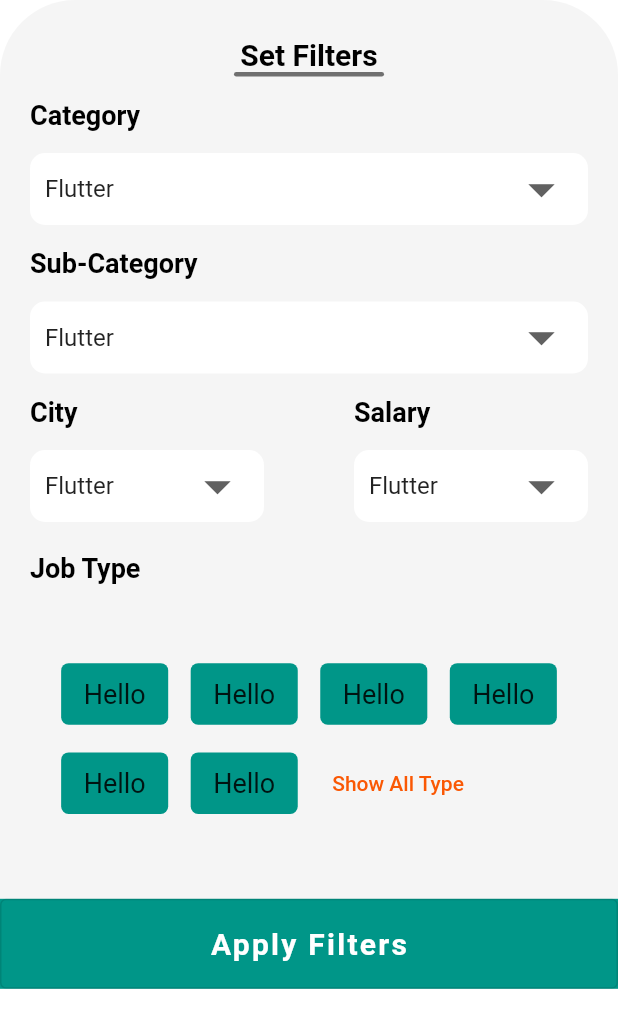
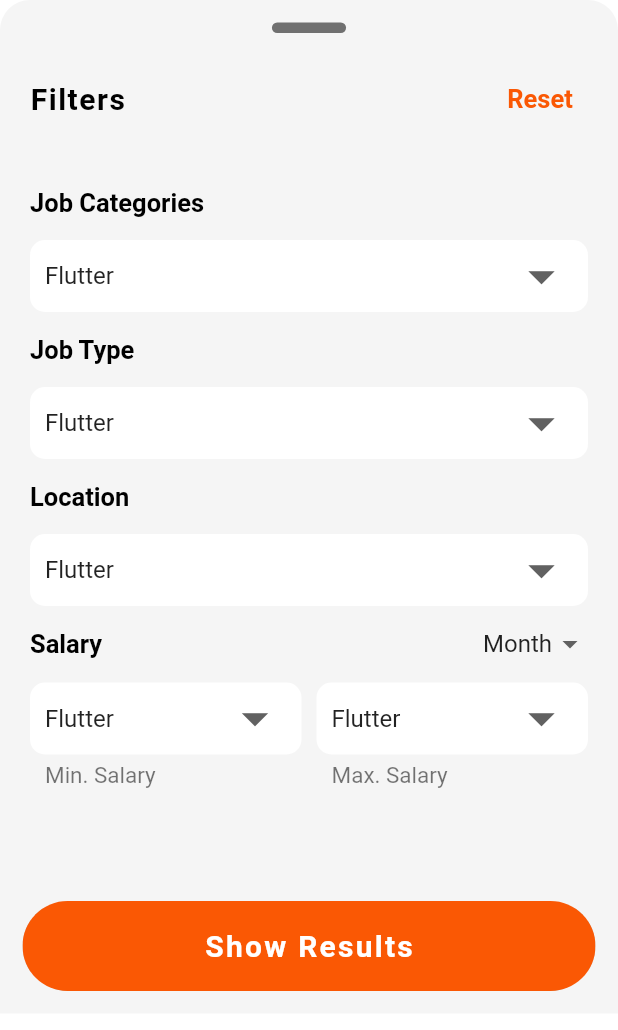
Before and after one commit to thetooaung07/job-portal, a Flutter app: the FilterBottomSheet widget shown alone on an empty page, opened directly, on a phone screen of 412 x 824 dp. Shown: the top 1030 px of the screen. Run offline on Flutter 3.47's test engine with Material 2 defaults, Android fonts, the phone set to English and light mode, and no system bars; our stand-ins replace flutter_svg, get; Roboto replaces fonts that are missing (Circular).

Commit message:
style Filter bottomSheet

```diff
--- a/lib/TODO.txt
+++ b/lib/TODO.txt
@@ -1,9 +1,9 @@
 Main Page > Top Company Card Shadow Radius blur etc. > done
 continue tab_bar in job_details page. > done
-
+Change Icon and title > done
 
 
 
 
 Last Update
-- HomePage Wrapper with animated Container
+- HomePage Wrapper with animated Container > undo
--- a/lib/binding/searchpage_binding.dart
+++ b/lib/binding/searchpage_binding.dart
@@ -5,6 +5,6 @@ class SearchPageBinding extends Bindings {
   @override
   void dependencies() {
     // TODO: implement dependencies
-    Get.put(() => SearchTitleController());
+    // Get.put(() => SearchTitleController());
   }
 }
--- a/lib/controller/search_title_controller.dart
+++ b/lib/controller/search_title_controller.dart
@@ -1,11 +1,19 @@
+import 'package:flutter/cupertino.dart';
 import 'package:get/get.dart';
 
 class SearchTitleController extends GetxController {
   RxString searchTitle = "".obs;
 
+  final TextEditingController textEditingController =
+      new TextEditingController();
+
+  void clearText() {
+    searchTitle.value = "";
+    textEditingController.text = "";
+  }
+
   void getTitleFromSearchBar(String title) {
     searchTitle.value = title;
-
     update();
   }
 }
--- a/lib/routes/routes.dart
+++ b/lib/routes/routes.dart
@@ -30,7 +30,7 @@ class RouteNames {
 routes() => [
       GetPage(
         name: RouteNames.home,
-        binding: HomePageBinding(),
+        // binding: HomePageBinding(),
         page: () => const HomePage(),
       ),
       GetPage(
--- a/lib/view/job_details_page.dart
+++ b/lib/view/job_details_page.dart
@@ -60,7 +60,8 @@ class JobDetailsPage extends StatelessWidget {
           padding: EdgeInsets.symmetric(horizontal: Get.width * 0.01),
           child: ApplyNowBtn(),
         ),
-        ));
+      ),
+    );
   }
 }
 
--- a/lib/view/search_page/filter_bottom_sheet.dart
+++ b/lib/view/search_page/filter_bottom_sheet.dart
@@ -18,12 +18,12 @@ class FilterBottomSheet extends StatelessWidget {
   Widget build(BuildContext context) {
     return Container(
       width: Get.width,
-      height: Get.height * 0.8,
+      height: Get.height * 0.82,
       decoration: BoxDecoration(
         color: themeBgColor,
         borderRadius: BorderRadius.only(
-          topLeft: Radius.circular(50),
-          topRight: Radius.circular(50),
+          topLeft: Radius.circular(20),
+          topRight: Radius.circular(20),
         ),
       ),
       child: Padding(
@@ -34,86 +34,120 @@ class FilterBottomSheet extends StatelessWidget {
           mainAxisSize: MainAxisSize.min,
           crossAxisAlignment: CrossAxisAlignment.start,
           children: [
-            const SizedBox(
-              height: 10,
-            ),
-            Align(
-              alignment: Alignment.center,
-              child: Text(
-                "Set Filters",
-                style: kHeaderTextStyle,
-              ),
-            ),
             Align(
               child: Container(
-                width: 100,
-                height: 3,
+                width: Get.width * 0.12,
+                height: 7,
                 decoration: BoxDecoration(
                     color: Colors.black54,
                     borderRadius: BorderRadius.circular(10)),
               ),
             ),
-            LabelDropDownBtn(
-              label: "Category",
+            Padding(
+              padding: const EdgeInsets.all(20),
+              child: Row(
+                mainAxisAlignment: MainAxisAlignment.spaceBetween,
+                children: [
+                  Text(
+                    "Filters",
+                    style: kHeaderTextStyle.copyWith(letterSpacing: 1),
+                  ),
+                  TextButton(
+                    onPressed: () {},
+                    child: Text(
+                      "Reset",
+                      style: kLabelTextStyle.copyWith(
+                          color: kPrimaryRedColor, fontSize: 17),
+                    ),
+                  ),
+                ],
+              ),
             ),
             LabelDropDownBtn(
-              label: "Sub-Category",
+              label: "Job Categories",
+            ),
+            LabelDropDownBtn(
+              label: "Job Type",
+            ),
+            LabelDropDownBtn(label: "Location"),
+            Padding(
+              padding:
+                  const EdgeInsets.symmetric(horizontal: 20.0, vertical: 1),
+              child: Row(
+                mainAxisAlignment: MainAxisAlignment.spaceBetween,
+                children: [
+                  Text(
+                    "Salary",
+                    style: kLabelTextStyle.copyWith(fontSize: 17),
+                  ),
+                  DropdownButton(
+                    underline: SizedBox(),
+                    value: "a",
+                    items: [
+                      DropdownMenuItem(value: "a", child: Text("Month")),
+                      DropdownMenuItem(value: "b", child: Text("Year"))
+                    ],
+                    onChanged: (_) {},
+                  )
+                ],
+              ),
             ),
             Row(
               mainAxisAlignment: MainAxisAlignment.spaceBetween,
               children: [
-                Flexible(child: LabelDropDownBtn(label: "City")),
+                Flexible(
+                    child: Column(
+                  crossAxisAlignment: CrossAxisAlignment.start,
+                  children: [
+                    LabelDropDownBtn(
+                      padding: EdgeInsets.only(left: 20),
+                    ),
+                    Padding(
+                      padding: EdgeInsets.only(left: 30, top: 5),
+                      child: Text(
+                        "Min. Salary",
+                        style: kBulletListTextStyle.copyWith(
+                            color: Colors.black54),
+                      ),
+                    ),
+                  ],
+                )),
                 SizedBox(
-                  width: 20,
+                  width: 10,
                 ),
-                Flexible(child: LabelDropDownBtn(label: "Salary")),
+                Flexible(
+                    child: Column(
+                  crossAxisAlignment: CrossAxisAlignment.start,
+                  children: [
+                    LabelDropDownBtn(
+                      padding: EdgeInsets.only(right: 20),
+                    ),
+                    Padding(
+                      padding: EdgeInsets.only(left: 10, top: 5),
+                      child: Text(
+                        "Max. Salary",
+                        style: kBulletListTextStyle.copyWith(
+                            color: Colors.black54),
+                      ),
+                    ),
+                  ],
+                )),
               ],
             ),
-            Padding(
-              padding: EdgeInsets.symmetric(vertical: 20, horizontal: 20),
-              child: Text(
-                "Job Type",
-                style: kLabelTextStyle,
-              ),
-            ),
-            Expanded(
-              child: Container(
-                alignment: Alignment.center,
-                width: Get.width,
-                child: Wrap(
-                  // runAlignment: WrapAlignment.start,
-                  // alignment: WrapAlignment.center,
-                  crossAxisAlignment: WrapCrossAlignment.center,
-                  spacing: 15,
-                  runSpacing: 15,
-                  children: [
-                    OutlineBtnBubble(),
-                    OutlineBtnBubble(),
-                    OutlineBtnBubble(),
-                    OutlineBtnBubble(),
-                    OutlineBtnBubble(),
-                    OutlineBtnBubble(),
-                    TextButton(
-                      child: Text("Show All Type"),
-                      onPressed: () {},
-                    ),
-                  ],
-                ),
-              ),
-            ),
-            SizedBox(
-              height: 20,
-            ),
+            Spacer(),
             Container(
+              margin: EdgeInsets.all(15),
               width: Get.width,
               height: 60,
-              decoration: BoxDecoration(color: Colors.teal),
-              child: OutlinedButton(
+              child: ClipRRect(
+                borderRadius: BorderRadius.circular(40),
+                child: ElevatedButton(
                   onPressed: () {},
                   child: Text(
-                  "Apply Filters",
+                    "Show Results",
                     style: kLabelTextStyle.copyWith(
                         fontSize: 20, letterSpacing: 1.5, color: Colors.white),
+                  ),
                 ),
               ),
             ),
@@ -124,46 +158,56 @@ class FilterBottomSheet extends StatelessWidget {
   }
 }
 
-class OutlineBtnBubble extends StatelessWidget {
-  final String? title;
+// class OutlineBtnBubble extends StatelessWidget {
+//   final String? title;
 
-  const OutlineBtnBubble({Key? key, this.title = "Hello"}) : super(key: key);
+//   const OutlineBtnBubble({Key? key, this.title = "Hello"}) : super(key: key);
 
-  @override
-  Widget build(BuildContext context) {
-    return Container(
-      padding: EdgeInsets.symmetric(horizontal: 15, vertical: 10),
-      decoration: BoxDecoration(
-        color: Colors.teal,
-        borderRadius: BorderRadius.circular(5),
-      ),
-      child: Text(
-        title!,
-        style: TextStyle(fontSize: 18),
-      ),
-    );
-  }
-}
+//   @override
+//   Widget build(BuildContext context) {
+//     return Container(
+//       padding: EdgeInsets.symmetric(horizontal: 15, vertical: 10),
+//       decoration: BoxDecoration(
+//         color: kPrimaryRedColor,
+//         borderRadius: BorderRadius.circular(5),
+//       ),
+//       child: Text(
+//         title!,
+//         style: kLabelTextStyle.copyWith(
+//             color: Colors.white, fontWeight: FontWeight.normal),
+//       ),
+//     );
+//   }
+// }
 
 class LabelDropDownBtn extends StatelessWidget {
-  final String label;
-  const LabelDropDownBtn({Key? key, required this.label}) : super(key: key);
+  final String? label;
+  final EdgeInsetsGeometry? padding;
+  const LabelDropDownBtn({
+    Key? key,
+    this.label = "",
+    this.padding,
+  }) : super(key: key);
 
   @override
   Widget build(BuildContext context) {
     RxString selectedItem = "Flutter".obs;
 
     return Padding(
-      padding: EdgeInsets.symmetric(horizontal: 20),
+      padding: padding ?? EdgeInsets.symmetric(horizontal: 20),
       child: Column(
         crossAxisAlignment: CrossAxisAlignment.start,
         children: [
-          Padding(
+          label != ""
+              ? Padding(
                   padding: const EdgeInsets.symmetric(vertical: 15.0),
                   child: Text(
-              label,
-              style: kLabelTextStyle,
+                    label ?? "",
+                    style: kLabelTextStyle.copyWith(fontSize: 17),
                   ),
+                )
+              : SizedBox(
+                  height: 1,
                 ),
           Container(
             padding: EdgeInsets.symmetric(horizontal: 10),
--- a/lib/view/search_page/search_page.dart
+++ b/lib/view/search_page/search_page.dart
@@ -9,7 +9,6 @@ import 'package:job_portal/widgets/searchbar.dart';
 import 'package:job_portal/constants.dart';
 import 'package:job_portal/controller/search_title_controller.dart';
 import 'package:job_portal/view/search_page/filter_bottom_sheet.dart';
-import 'package:job_portal/view/search_page/search_page_tab_view.dart';
 import 'package:job_portal/widgets/showAllTextBanner.dart';
 
 class SearchPage extends StatelessWidget {
@@ -17,8 +16,7 @@ class SearchPage extends StatelessWidget {
 
   @override
   Widget build(BuildContext context) {
-    final SearchTitleController _controller =
-        Get.put(SearchTitleController(), tag: "search_bar");
+    final SearchTitleController controller = Get.put(SearchTitleController());
 
     return Scaffold(
       body: SingleChildScrollView(
@@ -70,9 +68,18 @@ class SearchPage extends StatelessWidget {
                 children: [
                   Flexible(
                     child: SearchBar(
-                      prefixIcon: Icon(Icons.search),
-                      suffixIcon: Icon(Icons.clear),
-                    ),
+                        prefixIcon: Icon(Icons.search),
+                        suffixIcon: IconButton(
+                            highlightColor: Colors.transparent,
+                            splashColor: Colors.transparent,
+                            focusColor: Colors.transparent,
+                            hoverColor: Colors.transparent,
+                            icon: Icon(
+                              Icons.clear_rounded,
+                            ),
+                            onPressed: () {
+                              controller.clearText();
+                            })),
                   ),
                 ],
               ),
@@ -80,7 +87,7 @@ class SearchPage extends StatelessWidget {
             //Filter Result
             Padding(
               padding: const EdgeInsets.symmetric(vertical: 10, horizontal: 20),
-              child: Obx(() => _controller.searchTitle.value.isNotEmpty
+              child: Obx(() => controller.searchTitle.value.isNotEmpty
                   ? SizedBox(
                       height: 45,
                       child: ListView.builder(
@@ -114,13 +121,13 @@ class SearchPage extends StatelessWidget {
   }
 }
 
-// TODO: Change SearchTag Style
 class SearchTag extends StatelessWidget {
   const SearchTag({Key? key}) : super(key: key);
 
   @override
   Widget build(BuildContext context) {
-    final SearchTitleController _controller = Get.find(tag: "search_bar");
+    // TODO : connect with Filters
+    // final SearchTitleController _controller = Get.find<SearchTitleController>();
 
     return Stack(
       children: [
--- a/lib/widgets/searchbar.dart
+++ b/lib/widgets/searchbar.dart
@@ -14,28 +14,30 @@ class SearchBar extends StatefulWidget {
 }
 
 class _SearchBarState extends State<SearchBar> {
-  final SearchTitleController _controller = Get.find(tag: "search_bar");
-  final TextEditingController searchPageController =
-      new TextEditingController();
+  // final SearchTitleController _controller = Get.find(tag: "search_bar");
+  // final TextEditingController searchPageController =
+  //     new TextEditingController();
 
-  @override
-  void initState() {
-    // searchPageController.text = _controller.searchTitle.value;
-    super.initState();
-  }
+  // @override
+  // void initState() {
+  //   // searchPageController.text = _controller.searchTitle.value;
+  //   super.initState();
+  // }
 
-  @override
-  void dispose() {
-    searchPageController.dispose();
-    super.dispose();
-  }
+  // @override
+  // void dispose() {
+  //   searchPageController.dispose();
+  //   super.dispose();
+  // }
 
   @override
   Widget build(BuildContext context) {
+    return GetBuilder<SearchTitleController>(
+      builder: (controller) {
         return TextFormField(
           autofocus: false,
-      controller: searchPageController,
-      onChanged: (v) => _controller.getTitleFromSearchBar(v),
+          controller: controller.textEditingController,
+          onChanged: (v) => controller.getTitleFromSearchBar(v),
           style: TextStyle(
             color: kPrimaryRedColor,
             fontWeight: FontWeight.w500,
@@ -68,6 +70,8 @@ class _SearchBarState extends State<SearchBar> {
             // disabledBorder: InputBorder.none,
           ),
         );
+      },
+    );
   }
 }
 
```
Also changed, not shown: lib/main.dart (+4 -3 lines). Lines whose indentation alone changed are shown as unchanged.
